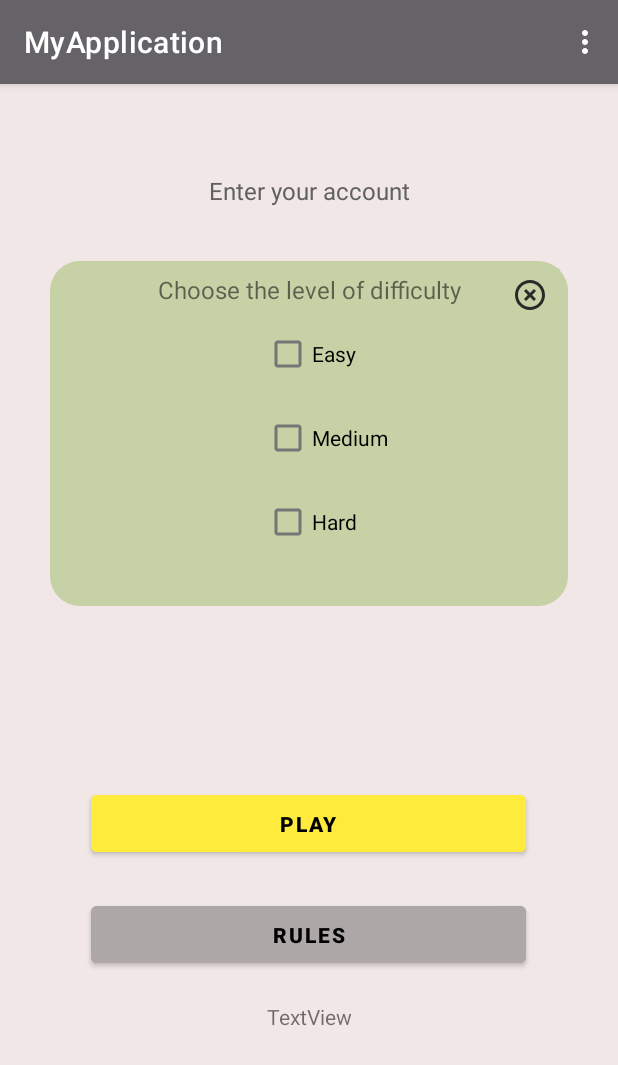
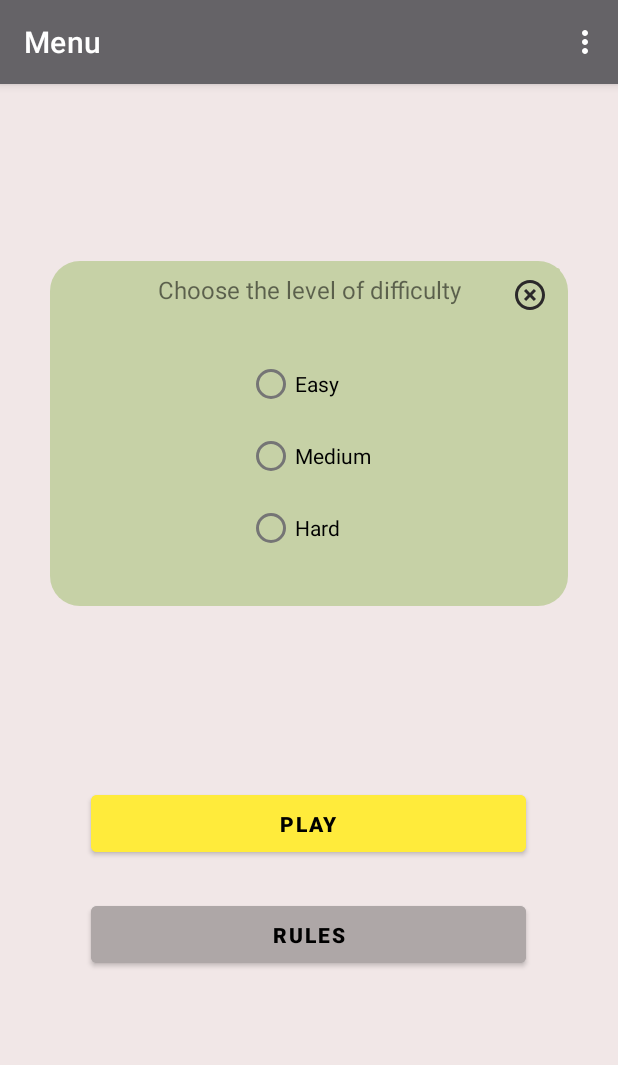
Before and after one commit to Dimsos23/MyApplication, an Android app: the screen it shows after launch (MainActivity), in the options menu, after a tap on "Level", on a phone screen of 412 x 824 dp. Shown: the top 1065 px of the screen. Run offline under Robolectric (Android 15) with nearby library versions, the phone set to English and light mode, and no system bars; Roboto replaces fonts that are not available here.

Commit message:
Realized logic level-fragment'

```diff
--- a/app/src/main/AndroidManifest.xml
+++ b/app/src/main/AndroidManifest.xml
@@ -16,6 +16,7 @@
         <activity
             android:name=".MainActivity"
             android:exported="true"
+            android:label="@string/main_menu"
             >
             <intent-filter>
                 <action android:name="android.intent.action.MAIN" />
--- a/app/src/main/java/ru/dimsos/myapplication/Constant.java
+++ b/app/src/main/java/ru/dimsos/myapplication/Constant.java
@@ -4,6 +4,7 @@ public class Constant {
 
     final static String SAVED_NAME = "saved_name";
     final static String SAVED_LEVEL = "saved_level";
+    final static String SAVED_RADIO = "saved_radioButton";
 
     public static final String TABLE_NAME = "users";
     public static final String _ID = "_id";
--- a/app/src/main/java/ru/dimsos/myapplication/Fragment_account.java
+++ b/app/src/main/java/ru/dimsos/myapplication/Fragment_account.java
@@ -199,6 +199,7 @@ public class Fragment_account extends Fragment implements View.OnClickListener {
                     }
                 }
                 if (btnEnter.getText().equals("Register")) {
+                    level = "0";
                     MainActivity.dbManager.insertDatabase(name, password, level);
                     MainActivity.dbManager.readDatabase();
                     String userLevel = MainActivity.listUser.get(name);
--- a/app/src/main/java/ru/dimsos/myapplication/Fragment_level.java
+++ b/app/src/main/java/ru/dimsos/myapplication/Fragment_level.java
@@ -1,37 +1,103 @@
 package ru.dimsos.myapplication;
 
+import android.annotation.SuppressLint;
 import android.app.Fragment;
 import android.app.FragmentTransaction;
+import android.content.Context;
+import android.content.SharedPreferences;
 import android.os.Bundle;
 import android.view.LayoutInflater;
 import android.view.View;
 import android.view.ViewGroup;
 import android.widget.ImageButton;
+import android.widget.RadioButton;
+import android.widget.RadioGroup;
 
 import androidx.annotation.Nullable;
 
 public class Fragment_level extends Fragment implements View.OnClickListener {
 
+    SharedPreferences sPref;
+    static String stateRadioButton;
+
     ImageButton imCloseWindowLevel;
     FragmentTransaction fragmentTransaction;
+    RadioGroup radioGroup;
+    static RadioButton radioButtonEasy, radioButtonMedium, radioButtonHard;
 
     @Nullable
     @Override
     public View onCreateView(LayoutInflater inflater, ViewGroup container, Bundle savedInstanceState) {
-        View view = inflater.inflate(R.layout.fragment_level, null);
+        @SuppressLint("InflateParams") View view = inflater.inflate(R.layout.fragment_level, null);
 
-        imCloseWindowLevel = (ImageButton) view.findViewById(R.id.imCloseWindowLevel);
+        loadText();
+
+        imCloseWindowLevel = view.findViewById(R.id.imCloseWindowLevel);
         imCloseWindowLevel.setOnClickListener(this);
+
+        radioButtonEasy = view.findViewById(R.id.radioButtonEasy);
+        radioButtonMedium = view.findViewById(R.id.radioButtonMedium);
+        radioButtonHard = view.findViewById(R.id.radioButtonHard);
+
+        if (stateRadioButton.equals("easy"))  radioButtonEasy.setChecked(true);
+        if (stateRadioButton.equals("medium")) radioButtonMedium.setChecked(true);
+        if (stateRadioButton.equals("hard")) radioButtonHard.setChecked(true);
+
+        radioGroup = view.findViewById(R.id.radioGroup);
+        radioGroup.setOnCheckedChangeListener(new RadioGroup.OnCheckedChangeListener() {
+            @Override
+            public void onCheckedChanged(RadioGroup group, int checkedId) {
+                switch (checkedId) {
+                    case R.id.radioButtonEasy:
+                        TwoActivity.countDownPeriod = 11000;
+                        TwoActivity.addCountDownPeriod = 4000;
+                        stateRadioButton = "easy";
+                        break;
+                    case R.id.radioButtonMedium:
+                        TwoActivity.countDownPeriod = 9000;
+                        TwoActivity.addCountDownPeriod = 3000;
+                        stateRadioButton = "medium";
+                        break;
+                    case R.id.radioButtonHard:
+                        TwoActivity.countDownPeriod = 8000;
+                        TwoActivity.addCountDownPeriod = 3000;
+                        stateRadioButton = "hard";
+                        break;
+                    default:
+                        break;
+                }
+            }
+        });
         return view;
     }
 
     @Override
-    public void onClick(View v) {
+    public void onClick(View view) {
+        saveText();
         fragmentTransaction = getFragmentManager().beginTransaction();
-        if (v.getId() == R.id.imCloseWindowLevel) {
+        if (view.getId() == R.id.imCloseWindowLevel) {
             fragmentTransaction.remove(this);
             fragmentTransaction.setTransition(FragmentTransaction.TRANSIT_FRAGMENT_CLOSE);
             fragmentTransaction.commit();
+
         }
     }
+
+    void saveText() {
+        sPref = getActivity().getPreferences(Context.MODE_PRIVATE);
+        SharedPreferences.Editor ed = sPref.edit();
+        ed.putString(Constant.SAVED_RADIO, stateRadioButton);
+        ed.apply();
+    }
+
+    void loadText() {
+        sPref = getActivity().getPreferences(Context.MODE_PRIVATE);
+        stateRadioButton = sPref.getString(Constant.SAVED_RADIO,"");
+    }
+
+    @Override
+    public void onDestroy() {
+        super.onDestroy();
+        saveText();
+    }
 }
--- a/app/src/main/java/ru/dimsos/myapplication/MainActivity.java
+++ b/app/src/main/java/ru/dimsos/myapplication/MainActivity.java
@@ -16,7 +16,6 @@ import android.widget.Toast;
 import androidx.annotation.NonNull;
 import androidx.appcompat.app.AppCompatActivity;
 import androidx.appcompat.app.AppCompatDelegate;
-
 import java.util.HashMap;
 import java.util.Map;
 
@@ -24,9 +23,6 @@ import java.util.Map;
 public class MainActivity extends AppCompatActivity implements View.OnClickListener {
 
     SharedPreferences sPref;
-
-    final static String SAVED_NAME = "saved_name";
-    final static String SAVED_LEVEL = "saved_level";
 
     public static DbManager dbManager;
 
@@ -47,7 +43,7 @@ public class MainActivity extends AppCompatActivity implements View.OnClickListe
     String strLevelMind = TwoActivity.levelMind.toString();
     int intLevelMindTwo = TwoActivity.levelMind;
 
-    public  static TextView tvUsers;
+    static String savedRadioButton;
 
 
     @Override
@@ -74,8 +70,6 @@ public class MainActivity extends AppCompatActivity implements View.OnClickListe
 
         tvLevelMind = findViewById(R.id.tvMindLevel);
 
-        tvUsers = findViewById(R.id.tvUsers);
-
         tvCurrentAccount = findViewById(R.id.tvCurrentAccount);
         tvCurrentAccount.setOnClickListener(this);
 
@@ -91,19 +85,21 @@ public class MainActivity extends AppCompatActivity implements View.OnClickListe
         // Сохраняем в SharedPreference уровень только если он стал больше, чем был.
         if (currentLevelAccount < intLevelMindTwo) saveText();
         if (!listUser.isEmpty()) loadText();
+
     }
 
     void saveText() {
         sPref = getPreferences(Context.MODE_PRIVATE);
         SharedPreferences.Editor ed = sPref.edit();
-        ed.putString(SAVED_LEVEL, strLevelMind);
+        ed.putString(Constant.SAVED_LEVEL, strLevelMind);
         ed.apply();
     }
 
     void loadText() {
         sPref = getPreferences(Context.MODE_PRIVATE);
-        String savedName = sPref.getString(SAVED_NAME, "");
-        String savedLevel = sPref.getString(SAVED_LEVEL, "");
+        String savedName = sPref.getString(Constant.SAVED_NAME, "");
+        String savedLevel = sPref.getString(Constant.SAVED_LEVEL, "");
+        savedRadioButton = sPref.getString(Constant.SAVED_RADIO,"");
         tvCurrentAccount.setText(savedName);
         tvLevelMind.setText(savedLevel);
     }
@@ -164,6 +160,8 @@ public class MainActivity extends AppCompatActivity implements View.OnClickListe
     public void onClick(View v) {
 
         if (v.getId() == R.id.btnPlay) {
+            // Загружаем данные если в случае, когда MainActivity не перезапускается.
+            loadText();
             TwoActivity.levelMind = 0;
             Intent intent = new Intent(this, TwoActivity.class);
             startActivity(intent);
--- a/app/src/main/res/layout/fragment_level.xml
+++ b/app/src/main/res/layout/fragment_level.xml
@@ -2,7 +2,7 @@
 <androidx.constraintlayout.widget.ConstraintLayout xmlns:android="http://schemas.android.com/apk/res/android"
     xmlns:app="http://schemas.android.com/apk/res-auto"
     xmlns:tools="http://schemas.android.com/tools"
-    android:layout_width="345dp"
+    android:layout_width="360dp"
     android:layout_height="230dp"
     android:background="@drawable/round_my_fragment">
 
@@ -16,34 +16,6 @@
         app:layout_constraintEnd_toEndOf="parent"
         app:layout_constraintStart_toStartOf="parent"
         app:layout_constraintTop_toTopOf="parent" />
-
-    <CheckBox
-        android:id="@+id/checkBox"
-        android:layout_width="wrap_content"
-        android:layout_height="wrap_content"
-        android:layout_marginTop="8dp"
-        android:text="@string/easy"
-        app:layout_constraintEnd_toEndOf="@+id/textView2"
-        app:layout_constraintStart_toStartOf="@+id/textView2"
-        app:layout_constraintTop_toBottomOf="@+id/textView2" />
-
-    <CheckBox
-        android:id="@+id/checkBox2"
-        android:layout_width="wrap_content"
-        android:layout_height="wrap_content"
-        android:layout_marginTop="8dp"
-        android:text="@string/medium"
-        app:layout_constraintStart_toStartOf="@+id/checkBox"
-        app:layout_constraintTop_toBottomOf="@+id/checkBox" />
-
-    <CheckBox
-        android:id="@+id/checkBox3"
-        android:layout_width="wrap_content"
-        android:layout_height="wrap_content"
-        android:layout_marginTop="8dp"
-        android:text="@string/hard"
-        app:layout_constraintStart_toStartOf="@+id/checkBox2"
-        app:layout_constraintTop_toBottomOf="@+id/checkBox2" />
 
     <ImageButton
         android:id="@+id/imCloseWindowLevel"
@@ -59,4 +31,32 @@
         app:layout_constraintStart_toStartOf="parent"
         app:srcCompat="@drawable/ic_close_window"
         tools:ignore="SpeakableTextPresentCheck,TouchTargetSizeCheck" />
+
+    <RadioGroup
+        android:id="@+id/radioGroup"
+        android:layout_width="wrap_content"
+        android:layout_height="wrap_content"
+        app:layout_constraintBottom_toBottomOf="parent"
+        app:layout_constraintEnd_toEndOf="parent"
+        app:layout_constraintStart_toStartOf="parent"
+        app:layout_constraintTop_toBottomOf="@+id/textView2">
+
+        <RadioButton
+            android:id="@+id/radioButtonEasy"
+            android:layout_width="match_parent"
+            android:layout_height="wrap_content"
+            android:text="@string/easy" />
+
+        <RadioButton
+            android:id="@+id/radioButtonMedium"
+            android:layout_width="match_parent"
+            android:layout_height="wrap_content"
+            android:text="@string/medium" />
+
+        <RadioButton
+            android:id="@+id/radioButtonHard"
+            android:layout_width="match_parent"
+            android:layout_height="wrap_content"
+            android:text="@string/hard" />
+    </RadioGroup>
 </androidx.constraintlayout.widget.ConstraintLayout>
--- a/app/src/main/res/layout/main.xml
+++ b/app/src/main/res/layout/main.xml
@@ -99,15 +99,4 @@
 
     </FrameLayout>
 
-    <TextView
-        android:id="@+id/tvUsers"
-        android:layout_width="100dp"
-        android:layout_height="100dp"
-        android:layout_marginTop="20dp"
-        android:gravity="center|top"
-        android:text="TextView"
-        app:layout_constraintEnd_toEndOf="@+id/btnRules"
-        app:layout_constraintStart_toStartOf="@+id/btnRules"
-        app:layout_constraintTop_toBottomOf="@+id/btnRules" />
-
 </androidx.constraintlayout.widget.ConstraintLayout>
--- a/app/src/main/res/values/colors.xml
+++ b/app/src/main/res/values/colors.xml
@@ -16,4 +16,5 @@
     <color name="btn_rules_gray">#706F67</color>
     <color name="letters_gray">#616161</color>
     <color name="pink">#F44336</color>
+    <color name="my_color">#F1E7E7</color>
 </resources>
--- a/app/src/main/res/values/strings.xml
+++ b/app/src/main/res/values/strings.xml
@@ -2,7 +2,7 @@
     <string name="app_name">My Application</string>
     <string name="name">Name</string>
     <string name="mail">Mail</string>
-    <string name="end_game">New game or exit?</string>
+    <string name="end_game">GAME OVER</string>
     <string name="new_game">New game</string>
     <string name="exit">Exit</string>
     <string name="play">Play</string>
--- a/app/src/main/res/values/themes.xml
+++ b/app/src/main/res/values/themes.xml
@@ -9,6 +9,7 @@
         <item name="colorSecondary">@color/teal_200</item>
         <item name="colorSecondaryVariant">@color/teal_700</item>
         <item name="colorOnSecondary">@color/black</item>
+        <item name="popupMenuBackground">@color/my_color</item>
         <!-- Status bar color. -->
         <item name="android:statusBarColor" >#3C3C3E</item>
         <!-- Customize your theme here. -->
```
Also changed, not shown: app/src/main/java/ru/dimsos/myapplication/DbManager.java (+11 -10 lines), app/src/main/java/ru/dimsos/myapplication/TwoActivity.java (+58 -25 lines), app/src/main/res/layout/fragment_account_new.xml (line endings or trailing spaces).
